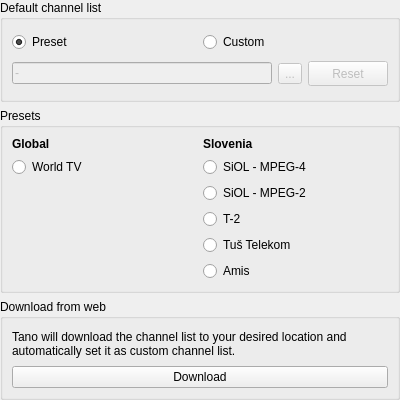
Old version of the form src/ui/settings/SettingsPlaylist.ui in the repository ntadej/tano.
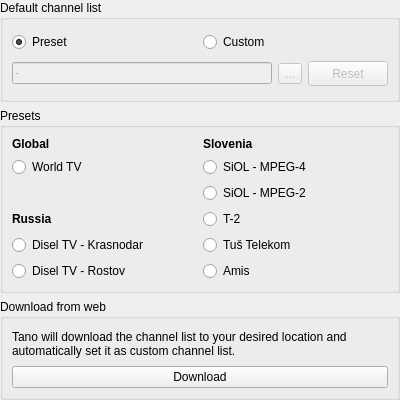
New version of the form. Icons and pictures are not drawn.

Commit message:
New playlists - Disel TV and playlist handling update
Playlist Editor was fixed a little

```diff
--- a/src/ui/settings/SettingsPlaylist.ui
+++ b/src/ui/settings/SettingsPlaylist.ui
@@ -165,6 +165,27 @@
         </property>
        </widget>
       </item>
+      <item row="4" column="0">
+       <widget class="QLabel" name="labelRussia">
+        <property name="text">
+         <string>&lt;b&gt;Russia&lt;/b&gt;</string>
+        </property>
+       </widget>
+      </item>
+      <item row="5" column="0">
+       <widget class="QRadioButton" name="radioDiselKrasnodar">
+        <property name="text">
+         <string notr="true">Disel TV - Krasnodar</string>
+        </property>
+       </widget>
+      </item>
+      <item row="6" column="0">
+       <widget class="QRadioButton" name="radioDiselRostov">
+        <property name="text">
+         <string notr="true">Disel TV - Rostov</string>
+        </property>
+       </widget>
+      </item>
      </layout>
     </widget>
    </item>
```
The commit also changes 29 other files.
